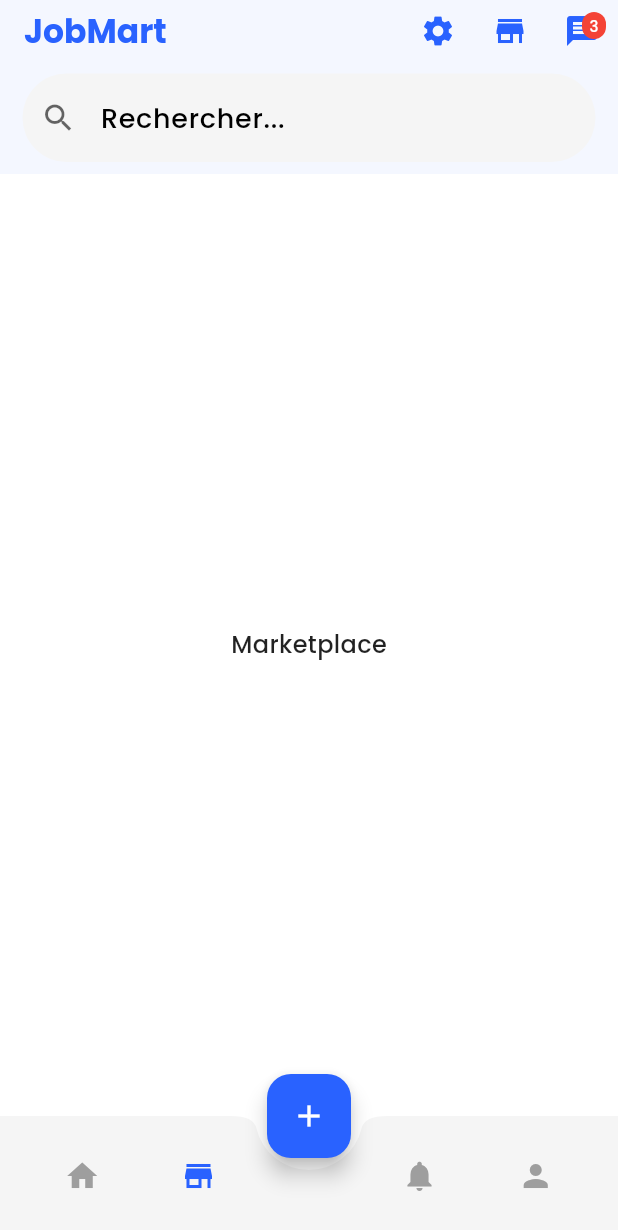
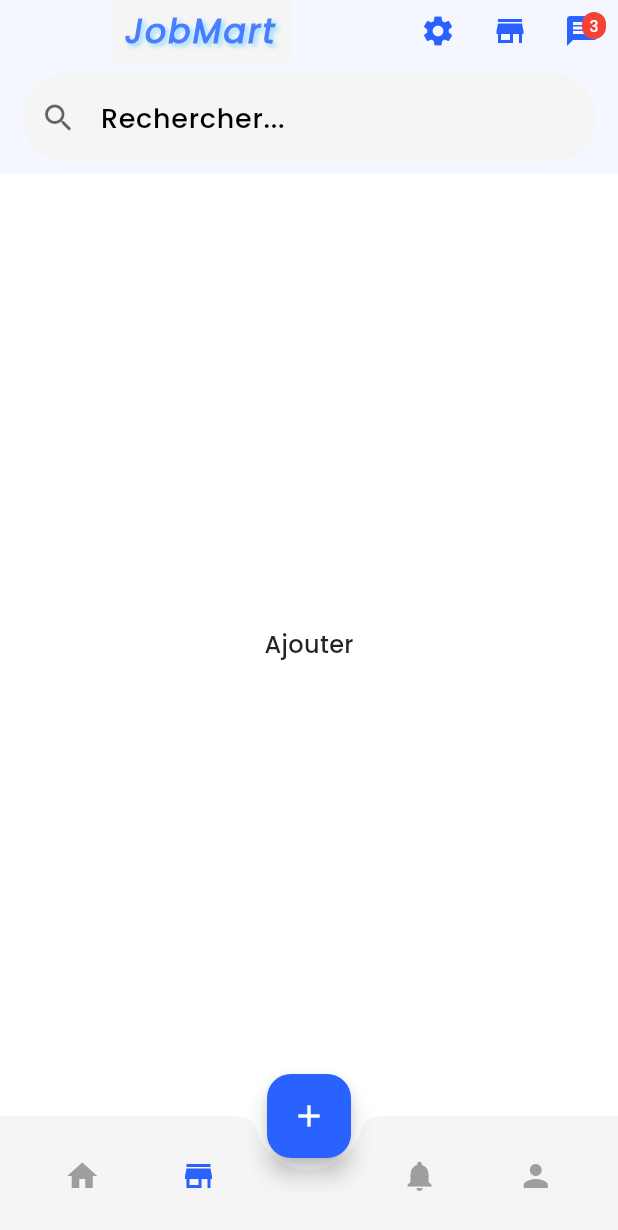
Before and after one commit to Marwabelkacemi/JOBMART, a Flutter app: the screen it shows after launch, after a tap on "Continuer", after a tap on "Accéder à la plateforme", after a tap on the "store" icon, on a phone screen of 412 x 824 dp. Shown: the top 1230 px of the screen. Run offline on Flutter 3.47's test engine with Material 3 defaults, Android fonts, the phone set to English and light mode, and no system bars; our stand-ins replace cloud_firestore, firebase_auth; accounts and stored records are empty; network calls fail.

Commit message:
ui design

```diff
--- a/lib/screens/home_screen.dart
+++ b/lib/screens/home_screen.dart
@@ -24,7 +24,7 @@ class _HomeScreenState extends State<HomeScreen> {
     super.initState();
     _screens = [
       HomeContent(showContactOptions: _showContactOptions),
-      const Center(child: Text('Marketplace')),
+     // const Center(child: Text('Marketplace')),
       const Center(child: Text('Ajouter')),
       const Center(child: Text('Notifications')),
       const Center(child: Text('Profil')),
@@ -51,13 +51,29 @@ class _HomeScreenState extends State<HomeScreen> {
 
   PreferredSizeWidget _buildAppBar() {
     return AppBar(
-      title: Text(
-        'JobMart',
-        style: Theme.of(context).textTheme.titleLarge?.copyWith(
-          color: Theme.of(context).colorScheme.primary,
-          fontWeight: FontWeight.bold,
+      title: Center(
+  child: Text(
+    'JobMart',
+    textAlign: TextAlign.center,
+    style: Theme.of(context).textTheme.titleLarge?.copyWith(
+      color: Theme.of(context).colorScheme.primary.withOpacity(0.8),
+      fontWeight: FontWeight.w900, // Épaisseur plus prononcée
+      fontStyle: FontStyle.italic, // Ajout d'une légère inclinaison
+      letterSpacing: 1.5, // Espacement entre les lettres
+      shadows: [
+        Shadow(
+          color: Theme.of(context).colorScheme.secondary.withOpacity(0.4),
+          blurRadius: 4,
+          offset: const Offset(2, 2),
         ),
-      ),
+      ],
+      background: Paint()
+        ..color = Theme.of(context).colorScheme.surfaceVariant
+        ..strokeWidth = 20
+        ..style = PaintingStyle.stroke,
+    ),
+  ),
+),
       backgroundColor: Theme.of(context).appBarTheme.backgroundColor,
       elevation: 1,
       actions: [
--- a/lib/screens/introduction_1.dart
+++ b/lib/screens/introduction_1.dart
@@ -25,7 +25,7 @@ class _Introduction1ScreenState extends State<Introduction1Screen>
       duration: const Duration(milliseconds: 2000),
     )..repeat(reverse: true);
 
-    _sizeAnimation = Tween<double>(begin: 220, end: 280).animate(
+    _sizeAnimation = Tween<double>(begin: 220, end: 320).animate(
       CurvedAnimation(
         parent: _controller,
         curve: Curves.easeInOut,
@@ -75,8 +75,8 @@ class _Introduction1ScreenState extends State<Introduction1Screen>
                       'JobMart',
                       style: TextStyle(
                         fontFamily: 'Poppins_Italic',
-                        fontSize: 26,
-                        color: Colors.white,
+                        fontSize: 30,
+                        color: Color.fromARGB(255, 48, 8, 159),
                         fontWeight: FontWeight.w500,
                       ),
                     ),
@@ -92,11 +92,13 @@ class _Introduction1ScreenState extends State<Introduction1Screen>
             child: Padding(
               padding: const EdgeInsets.all(30),
               child: TextButton(
-                onPressed: () => Navigator.pushReplacementNamed(context, AppRoutes.intro2),
+                onPressed: () =>
+                    Navigator.pushReplacementNamed(context, AppRoutes.intro2),
                 child: Text(
                   'Commencer plus tard',
                   style: TextStyle(
-                    color: Theme.of(context).colorScheme.primary.withOpacity(0.6),
+                    color:
+                        Theme.of(context).colorScheme.primary.withOpacity(0.6),
                     fontSize: 16,
                   ),
                 ),
--- a/lib/screens/introduction_2.dart
+++ b/lib/screens/introduction_2.dart
@@ -38,7 +38,7 @@ class Introduction2Screen extends StatelessWidget {
                   decoration: BoxDecoration(
                     borderRadius: BorderRadius.circular(20),
                     image: const DecorationImage(
-                      image: AssetImage('assets/intro2.jpg'),
+                      image: AssetImage('images/travaille.png'),
                       fit: BoxFit.cover,
                     ),
                   ),
--- a/lib/screens/introduction_3.dart
+++ b/lib/screens/introduction_3.dart
@@ -48,7 +48,7 @@ class Introduction3Screen extends StatelessWidget {
                     decoration: BoxDecoration(
                       borderRadius: BorderRadius.circular(20),
                       image: const DecorationImage(
-                        image: AssetImage('assets/intro3.png'),
+                        image: AssetImage('images/marketplace.png'),
                         fit: BoxFit.contain,
                       ),
                     ),
--- a/pubspec.yaml
+++ b/pubspec.yaml
@@ -37,8 +37,10 @@ dev_dependencies:
 flutter:
   uses-material-design: true
 
-  #assets:
-   # - assets/images/
+  assets:
+    - images/travaille.png
+    - images/marketplace.png
+
    # - assets/icons/
    # - assets/animations/
 
```
